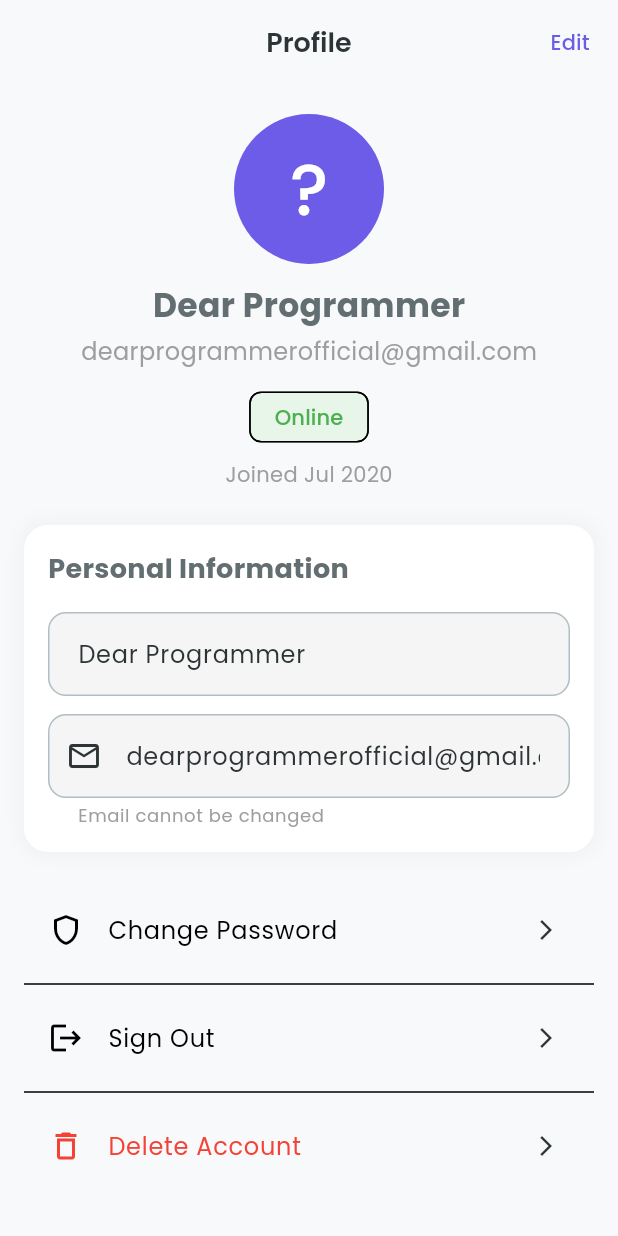
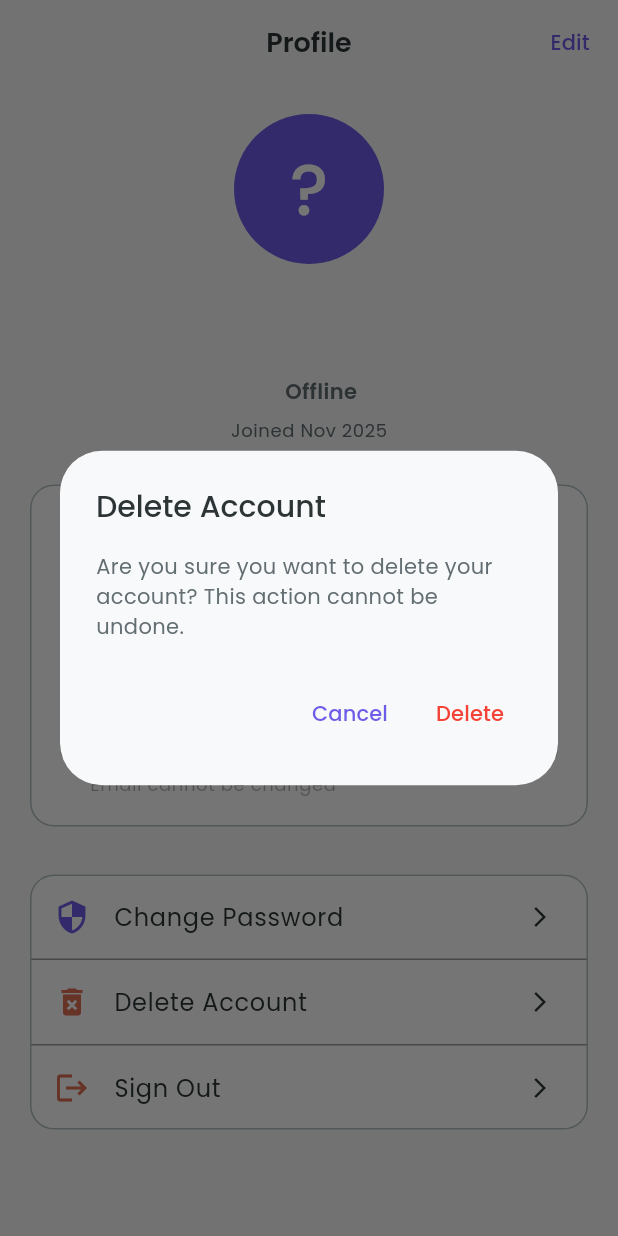
Before and after one commit to Tushar-Ravaliya/Buzzify, a Flutter app: the ProfileScreen screen opened by its route, after a tap on "Delete Account", on a phone screen of 412 x 824 dp. Run offline on Flutter 3.47's test engine with Material 3 defaults, Android fonts, the phone set to English and light mode, and no system bars; our stand-ins replace cloud_firestore, firebase_auth, firebase_core, get, google_fonts, image_picker; accounts and stored records are empty; statements that could not run were skipped.

Commit message:
Implement Change Password functionality with validation and visibility toggles

```diff
--- a/lib/controller/profile_controller.dart
+++ b/lib/controller/profile_controller.dart
@@ -82,6 +82,8 @@
         _error.value,
         snackPosition: SnackPosition.BOTTOM,
       );
+    } finally {
+      _isLoading.value = false;
     }
   }
   Future<void> signOut() async {
--- a/lib/features/profile/profile_screen.dart
+++ b/lib/features/profile/profile_screen.dart
@@ -1,7 +1,5 @@
 import 'package:buzzify/common/theme/app_theme.dart';
 import 'package:buzzify/controller/profile_controller.dart';
-import 'package:buzzify/features/auth/signin_screen.dart';
-import 'package:buzzify/features/profile/change_password_screen.dart';
 import 'package:flutter/material.dart';
 import 'package:get/get.dart';
 import '../../common/constants/app_colors.dart';
@@ -60,65 +58,156 @@
                   ),
                 ),
                 const SizedBox(height: 12),
-                const Text(
-                  'Dear Programmer',
-                  style: TextStyle(fontSize: 22, fontWeight: FontWeight.bold),
+                Text(
+                  user.displayName,
+                  style: Theme.of(context).textTheme.headlineSmall,
                 ),
                 const SizedBox(height: 4),
-                const Text(
-                  'dearprogrammerofficial@gmail.com',
-                  style: TextStyle(fontSize: 16, color: AppColors.grey),
+                Text(
+                  user.email,
+                  style: Theme.of(
+                    context,
+                  ).textTheme.bodyMedium?.copyWith(color: AppColors.grey),
                 ),
                 const SizedBox(height: 8),
-                const Chip(
-                  label: Text('Online', style: TextStyle(color: Colors.green)),
-                  backgroundColor: Color(0xFFE8F5E9), // Light green
-                  padding: EdgeInsets.symmetric(horizontal: 8),
+                Container(
+                  padding: EdgeInsets.symmetric(vertical: 4, horizontal: 12),
+                  decoration: BoxDecoration(
+                    color: user.isOnline
+                        ? AppTheme.successColor.withValues(alpha: 0.1)
+                        : AppTheme.textSecondaryColor.withValues(alpha: 0.1),
+                    borderRadius: BorderRadius.circular(12),
+                  ),
+                  child: Row(
+                    mainAxisSize: MainAxisSize.min,
+                    children: [
+                      Container(
+                        height: 8,
+                        width: 8,
+                        decoration: BoxDecoration(
+                          color: user.isOnline
+                              ? AppTheme.successColor
+                              : AppTheme.textSecondaryColor,
+                          borderRadius: BorderRadius.circular(4),
+                        ),
+                      ),
+                      SizedBox(width: 8),
+                      Text(
+                        user.isOnline ? 'Online' : 'Offline',
+                        style: Theme.of(context).textTheme.bodyMedium?.copyWith(
+                          color: user.isOnline
+                              ? AppTheme.successColor
+                              : AppTheme.textSecondaryColor,
+                          fontWeight: FontWeight.w600,
+                        ),
+                      ),
+                    ],
+                  ),
                 ),
                 const SizedBox(height: 4),
-                const Text(
-                  'Joined Jul 2020',
-                  style: TextStyle(color: AppColors.grey),
+                Text(
+                  controller.getJoinedData(),
+                  style: Theme.of(Get.context!).textTheme.bodySmall?.copyWith(
+                    color: AppTheme.textSecondaryColor,
+                  ),
                 ),
                 const SizedBox(height: 24),
 
                 // Personal Information Card
-                _buildPersonalInfoCard(),
-
+                Obx(
+                  () => Card(
+                    child: Padding(
+                      padding: EdgeInsets.all(20),
+                      child: Column(
+                        crossAxisAlignment: CrossAxisAlignment.start,
+                        children: [
+                          Text(
+                            "Personal Information",
+                            style: Theme.of(Get.context!)
+                                .textTheme
+                                .headlineSmall
+                                ?.copyWith(
+                                  fontSize: 18,
+                                  fontWeight: FontWeight.w600,
+                                ),
+                          ),
+                          const SizedBox(height: 16),
+                          TextFormField(
+                            controller: controller.displayNameController,
+                            enabled: controller.isEditing,
+                            decoration: InputDecoration(
+                              labelText: 'Display Name',
+                              prefixIcon: Icon(Icons.person_outline),
+                            ),
+                          ),
+                          const SizedBox(height: 16),
+                          TextFormField(
+                            controller: controller.emailController,
+                            enabled: false,
+                            decoration: InputDecoration(
+                              labelText: 'Email',
+                              prefixIcon: Icon(Icons.email_outlined),
+                              helperText: 'Email cannot be changed',
+                            ),
+                          ),
+                          if (controller.isEditing) ...[
+                            SizedBox(height: 20),
+                            SizedBox(
+                              width: double.infinity,
+                              child: ElevatedButton(
+                                onPressed: controller.isLoading
+                                    ? null
+                                    : controller.updateProfile,
+                                child: controller.isLoading
+                                    ? SizedBox(
+                                        height: 20,
+                                        width: 20,
+                                        child: CircularProgressIndicator(
+                                          strokeWidth: 2,
+                                          color: Colors.white,
+                                        ),
+                                      )
+                                    : Text("Save Changes"),
+                              ),
+                            ),
+                          ],
+                        ],
+                      ),
+                    ),
+                  ),
+                ),
                 const SizedBox(height: 24),
-
-                // Menu Items
-                _ProfileMenuItem(
-                  icon: Icons.shield_outlined,
-                  title: 'Change Password',
-                  onTap: () {
-                    Navigator.push(
-                      context,
-                      MaterialPageRoute(
-                        builder: (context) => const ChangePasswordScreen(),
+                Card(
+                  child: Column(
+                    children: [
+                      ListTile(
+                        leading: Icon(
+                          Icons.security,
+                          color: AppTheme.primaryColor,
+                        ),
+                        title: Text('Change Password'),
+                        trailing: Icon(Icons.arrow_forward_ios, size: 16),
+                        onTap: () => Get.toNamed('/change-Password'),
                       ),
-                    );
-                  },
-                ),
-                const Divider(),
-                _ProfileMenuItem(
-                  icon: Icons.logout,
-                  title: 'Sign Out',
-                  onTap: () {
-                    Navigator.push(
-                      context,
-                      MaterialPageRoute(
-                        builder: (context) => const SigninScreen(),
+                      Divider(height: 1, color: Colors.grey),
+                      ListTile(
+                        leading: Icon(
+                          Icons.delete_forever,
+                          color: AppTheme.errorColor,
+                        ),
+                        title: Text('Delete Account'),
+                        trailing: Icon(Icons.arrow_forward_ios, size: 16),
+                        onTap: controller.deleteAccount,
                       ),
-                    );
-                  },
-                ),
-                const Divider(),
-                _ProfileMenuItem(
-                  icon: Icons.delete_outline,
-                  title: 'Delete Account',
-                  textColor: Colors.red,
-                  onTap: () {},
+                      Divider(height: 1, color: Colors.grey),
+                      ListTile(
+                        leading: Icon(Icons.logout, color: AppTheme.errorColor),
+                        title: Text('Sign Out'),
+                        trailing: Icon(Icons.arrow_forward_ios, size: 16),
+                        onTap: controller.signOut,
+                      ),
+                    ],
+                  ),
                 ),
               ],
             ),
@@ -127,91 +216,4 @@
       }),
     );
   }
-
-  // Helper widget for the Personal Information card
-  Widget _buildPersonalInfoCard() {
-    return Container(
-      padding: const EdgeInsets.all(16.0),
-      decoration: BoxDecoration(
-        color: AppColors.white,
-        borderRadius: BorderRadius.circular(16.0),
-        boxShadow: [
-          BoxShadow(
-            color: Colors.grey.withValues(alpha: 0.1),
-            spreadRadius: 2,
-            blurRadius: 10,
-          ),
-        ],
-      ),
-      child: Column(
-        crossAxisAlignment: CrossAxisAlignment.start,
-        children: [
-          const Text(
-            'Personal Information',
-            style: TextStyle(fontSize: 18, fontWeight: FontWeight.bold),
-          ),
-          const SizedBox(height: 16),
-          // Read-only TextFields
-          TextField(
-            readOnly: true,
-            controller: TextEditingController(text: 'Dear Programmer'),
-            decoration: InputDecoration(
-              filled: true,
-              fillColor: AppColors.lightGrey,
-              border: OutlineInputBorder(
-                borderRadius: BorderRadius.circular(12.0),
-                borderSide: BorderSide.none,
-              ),
-            ),
-          ),
-          const SizedBox(height: 12),
-          TextField(
-            readOnly: true,
-            controller: TextEditingController(
-              text: 'dearprogrammerofficial@gmail.com',
-            ),
-            decoration: InputDecoration(
-              prefixIcon: const Icon(Icons.email_outlined),
-              filled: true,
-              fillColor: AppColors.lightGrey,
-              border: OutlineInputBorder(
-                borderRadius: BorderRadius.circular(12.0),
-                borderSide: BorderSide.none,
-              ),
-              helperText: 'Email cannot be changed',
-              helperStyle: const TextStyle(color: AppColors.grey),
-            ),
-          ),
-        ],
-      ),
-    );
-  }
 }
-
-// Helper widget for menu items like "Change Password", "Sign Out", etc.
-class _ProfileMenuItem extends StatelessWidget {
-  final IconData icon;
-  final String title;
-  final VoidCallback onTap;
-  final Color? textColor;
-
-  const _ProfileMenuItem({
-    required this.icon,
-    required this.title,
-    required this.onTap,
-    this.textColor,
-  });
-
-  @override
-  Widget build(BuildContext context) {
-    return ListTile(
-      onTap: onTap,
-      leading: Icon(icon, color: textColor ?? AppColors.black),
-      title: Text(
-        title,
-        style: TextStyle(fontSize: 16, color: textColor ?? AppColors.black),
-      ),
-      trailing: const Icon(Icons.arrow_forward_ios, size: 16),
-    );
-  }
-}
```
Also changed, not shown: lib/controller/change_password_controller.dart (added, +124 -0 lines), lib/features/profile/change_password_screen.dart (+66 -16 lines).
